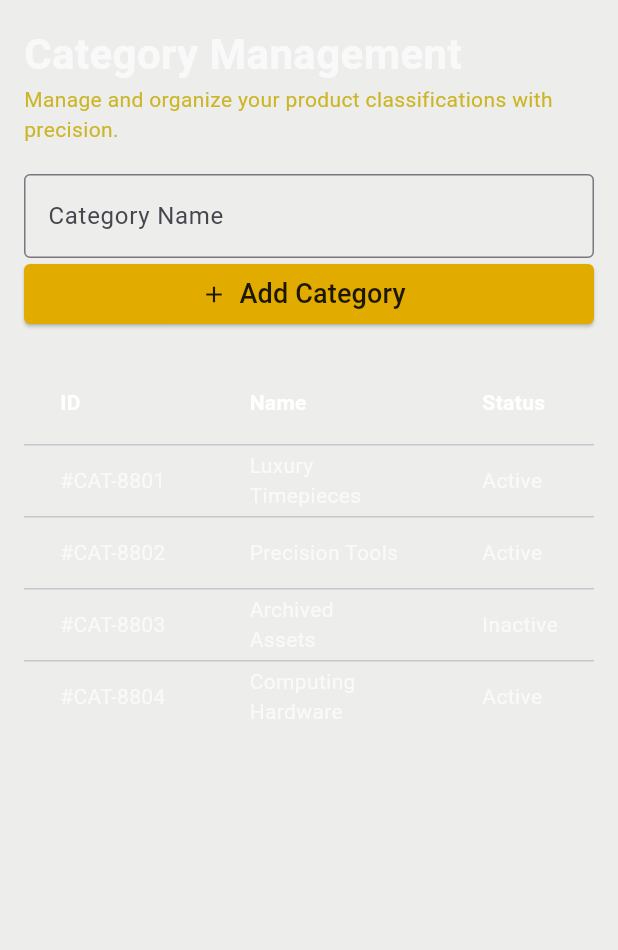
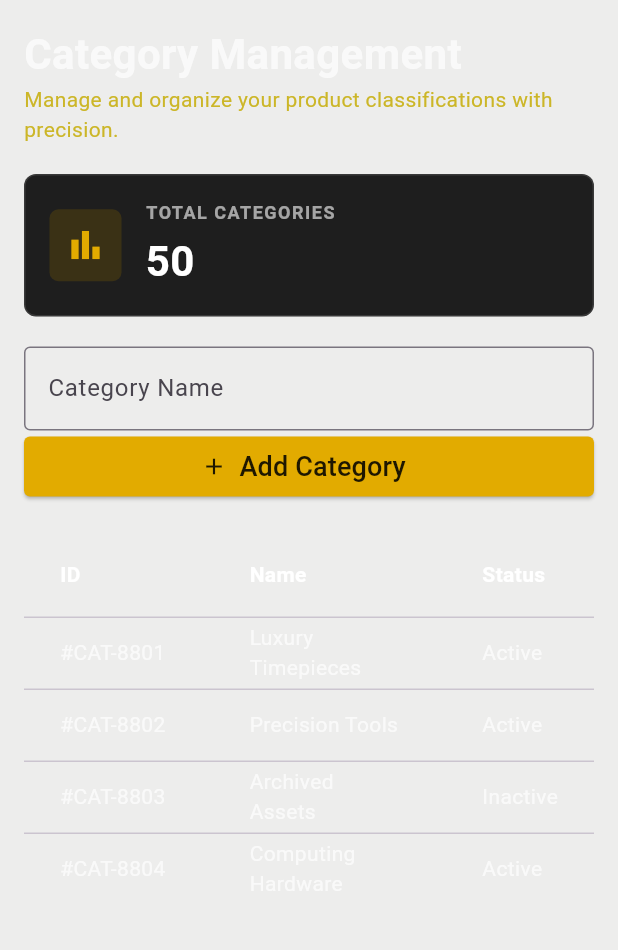
Before and after one commit to ferdoushasanpr/stockledger, a Flutter app: the CategoryScreen screen opened directly, on a phone screen of 412 x 824 dp, the part 84-1034 px from its top. Run offline on Flutter 3.47's test engine with Material 3 defaults, Android fonts, the phone set to English and light mode, and no system bars.

Commit message:
feat: StateCard Widget Added.

```diff
--- a/lib/screens/category_screen.dart
+++ b/lib/screens/category_screen.dart
@@ -1,4 +1,5 @@
 import 'package:flutter/material.dart';
+import 'package:stockledger/widgets/state_card.dart';
 
 class CategoryScreen extends StatelessWidget {
   const CategoryScreen({super.key});
@@ -34,6 +35,8 @@ class CategoryScreen extends StatelessWidget {
               "Manage and organize your product classifications with precision.",
               style: TextStyle(color: Color(0xD4C5AB00)),
             ),
+            SizedBox(height: 20),
+            StateCard(),
             SizedBox(height: 20),
             TextField(
               decoration: InputDecoration(
--- /dev/null
+++ b/lib/widgets/state_card.dart
@@ -0,0 +1,58 @@
+import 'package:flutter/material.dart';
+
+class StateCard extends StatelessWidget {
+  const StateCard({super.key});
+
+  @override
+  Widget build(BuildContext context) {
+    return Container(
+      width: double.infinity,
+      padding: const EdgeInsets.all(16),
+      decoration: BoxDecoration(
+        color: const Color(0xFF1E1E1E),
+        border: Border.all(color: Colors.white12),
+        borderRadius: BorderRadius.circular(8),
+      ),
+      child: Row(
+        children: [
+          Container(
+            padding: const EdgeInsets.all(10),
+            decoration: BoxDecoration(
+              color: const Color(0xFF3A3115),
+              borderRadius: BorderRadius.circular(6),
+            ),
+            child: const Icon(
+              Icons.bar_chart,
+              color: Color(0xFFE2AB00),
+              size: 28,
+            ),
+          ),
+          const SizedBox(width: 16),
+          const Column(
+            crossAxisAlignment: CrossAxisAlignment.start,
+            children: [
+              Text(
+                "TOTAL CATEGORIES",
+                style: TextStyle(
+                  color: Colors.white60,
+                  fontSize: 12,
+                  fontWeight: FontWeight.bold,
+                  letterSpacing: 1,
+                ),
+              ),
+              SizedBox(height: 4),
+              Text(
+                "50",
+                style: TextStyle(
+                  color: Colors.white,
+                  fontSize: 28,
+                  fontWeight: FontWeight.bold,
+                ),
+              ),
+            ],
+          ),
+        ],
+      ),
+    );
+  }
+}
```
